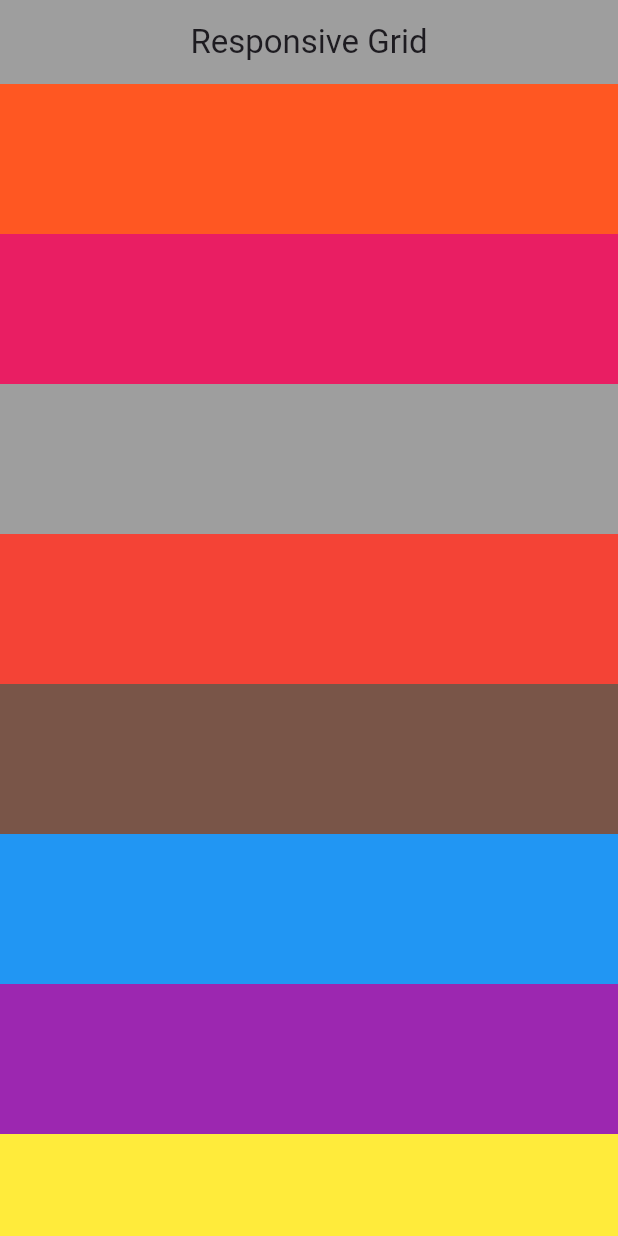
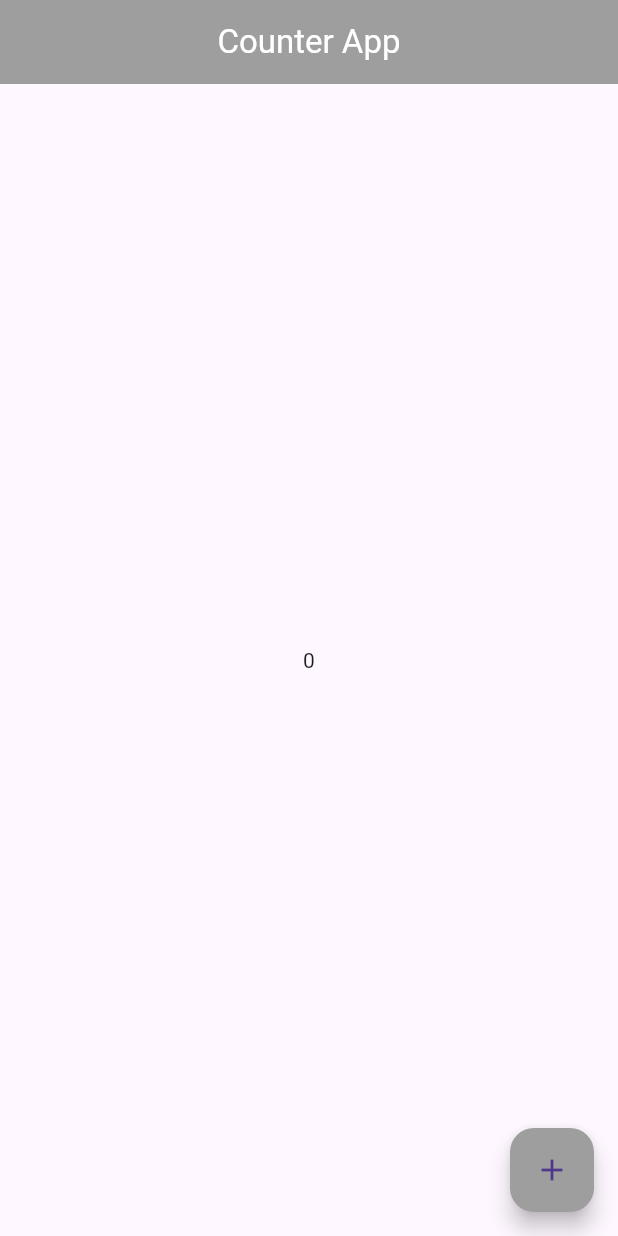
Before and after one commit to shamim2810/flutter_rabbil_class, a Flutter app: the screen it shows after launch, on a phone screen of 412 x 824 dp. Run offline on Flutter 3.47's test engine with Material 3 defaults, Android fonts, the light colour scheme and no system bars; our stand-ins replace responsive_grid.

Commit message:
Counter App

```diff
--- a/lib/home_screen.dart
+++ b/lib/home_screen.dart
@@ -1,79 +1,35 @@
 import 'package:flutter/material.dart';
 import 'package:responsive_grid/responsive_grid.dart';
 
-class HomeScreen extends StatelessWidget {
+class HomeScreen extends StatefulWidget {
   HomeScreen({super.key});
+
+  @override
+  State<HomeScreen> createState() => _HomeScreenState();
+}
+
+class _HomeScreenState extends State<HomeScreen> {
+  int counterApp = 0;
 
   @override
   Widget build(BuildContext context) {
     return Scaffold(
       appBar: AppBar(
-          title: const Text('Responsive Grid'),
+        title: const Text('Counter App',style: TextStyle(color: Colors.white),),
         centerTitle: true,
         backgroundColor: Colors.grey,
       ),
-        body: SingleChildScrollView(
-          scrollDirection: Axis.vertical,
-          child: ResponsiveGridRow(
-              children: [
-                ResponsiveGridCol(
-                  xl: 3, lg: 3, md: 4,sm: 6, xs: 12,
-                    child: Container(
-                      color: Colors.deepOrange,
-                      height: 100,
+      body: Center(
+        child: Text(counterApp.toString()),
       ),
-                ),
-                ResponsiveGridCol(
-                  xl: 3, lg: 3, md: 4,sm: 6, xs: 12,
-                  child: Container(
-                    color: Colors.pink,
-                    height: 100,
-                  ),
-                ),
-                ResponsiveGridCol(
-                  xl: 3, lg: 3, md: 4,sm: 6, xs: 12,
-                  child: Container(
-                    color: Colors.grey,
-                    height: 100,
-                  ),
-                ),
-                ResponsiveGridCol(
-                  xl: 3, lg: 3, md: 4,sm: 6, xs: 12,
-                  child: Container(
-                    color: Colors.red,
-                    height: 100,
-                  ),
-                ),
-                ResponsiveGridCol(
-                  xl: 3, lg: 3, md: 4,sm: 6, xs: 12,
-                  child: Container(
-                    color: Colors.brown,
-                    height: 100,
-                  ),
-                ),
-                ResponsiveGridCol(
-                  xl: 3, lg: 3, md: 4,sm: 6, xs: 12,
-                  child: Container(
-                    color: Colors.blue,
-                    height: 100,
-                  ),
-                ),
-                ResponsiveGridCol(
-                  xl: 3, lg: 3, md: 4,sm: 6, xs: 12,
-                  child: Container(
-                    color: Colors.purple,
-                    height: 100,
-                  ),
-                ),
-                ResponsiveGridCol(
-                  xl: 3, lg: 3, md: 4,sm: 6, xs: 12,
-                  child: Container(
-                    color: Colors.yellow,
-                    height: 100,
-                  ),
-                ),
-              ]
-          ),
+      floatingActionButton: FloatingActionButton(
+        backgroundColor: Colors.grey,
+        onPressed: () {
+          setState(() {
+            counterApp = counterApp+1;
+          });
+        },
+        child: Icon(Icons.add,),
       ),
     );
   }
--- a/lib/main.dart
+++ b/lib/main.dart
@@ -11,7 +11,7 @@ class MyApp extends StatelessWidget {
   @override
   Widget build(BuildContext context) {
     return MaterialApp(
-      debugShowCheckedModeBanner: false,
+
       home: HomeScreen(),
     );
   }
```
Lines whose indentation alone changed are shown as unchanged.
